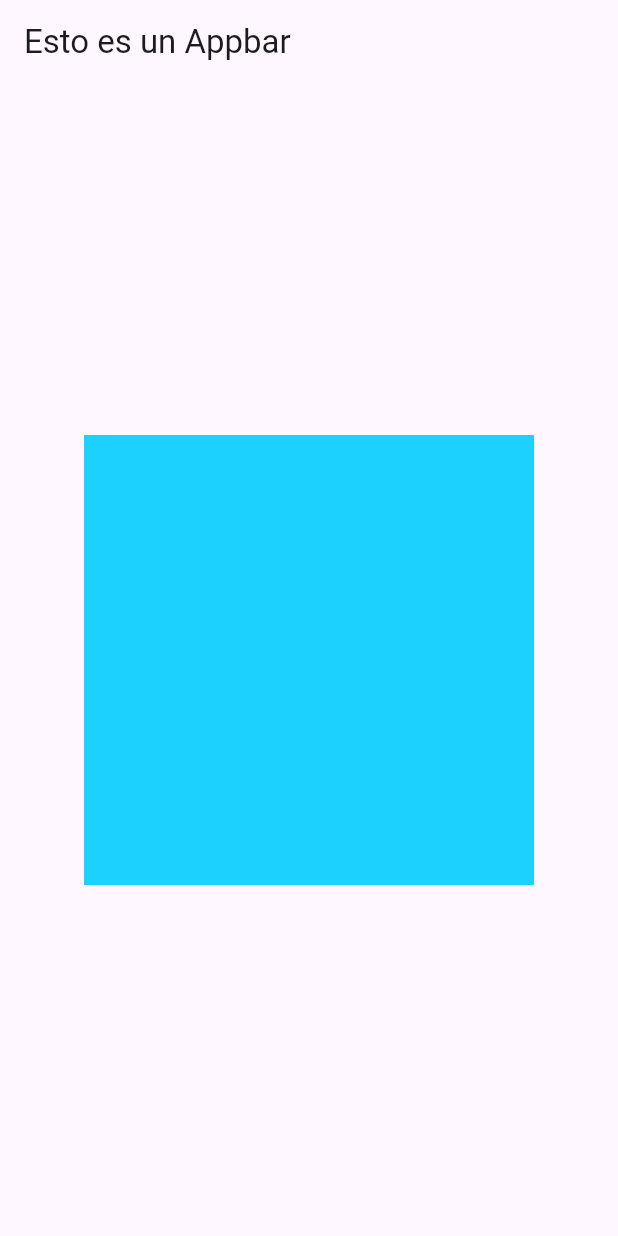
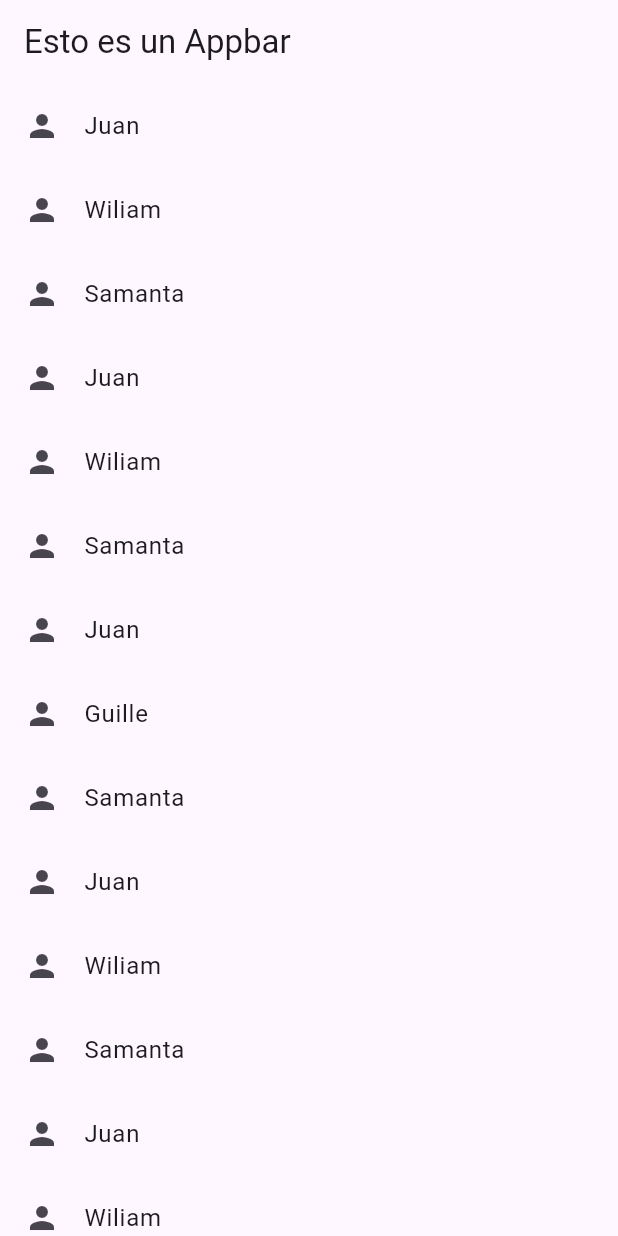
Before and after one commit to sebudea/FlutterLearn, a Flutter app: the screen it shows after launch, on a phone screen of 412 x 824 dp. Run offline on Flutter 3.47's test engine with Material 3 defaults, Android fonts, the phone set to English and light mode, and no system bars.

Commit message:
Flutter ListView

```diff
--- a/lib/main.dart
+++ b/lib/main.dart
@@ -1,9 +1,27 @@
 import 'package:flutter/material.dart';
 
-void main() => runApp(const MyApp());
+void main() => runApp(MyApp());
 
 class MyApp extends StatelessWidget {
-  const MyApp({super.key});
+  MyApp({super.key});
+
+  List<String> names = [
+    "Juan",
+    "Wiliam",
+    "Samanta",
+    "Juan",
+    "Wiliam",
+    "Samanta",
+    "Juan",
+    "Guille",
+    "Samanta",
+    "Juan",
+    "Wiliam",
+    "Samanta",
+    "Juan",
+    "Wiliam",
+    "Samanta"
+  ];
 
   @override
   Widget build(BuildContext context) {
@@ -13,12 +31,18 @@ class MyApp extends StatelessWidget {
         appBar: AppBar(
           title: const Text("Esto es un Appbar"),
         ),
-        body: Center(
-          child: Container(
-            color: Color.fromRGBO(29, 209, 254, 1),
-            height: 300,
-            width: 300,
-          ),
+        body: ListView.builder(
+          itemCount: names.length,
+          itemBuilder: (BuildContext context, int index) {
+            final name = names[index];
+            return ListTile(
+              title: Text(name),
+              leading: Icon(Icons.person),
+              onTap: () {
+                print(name);
+              },
+            );
+          },
         ),
       ),
     );
```
